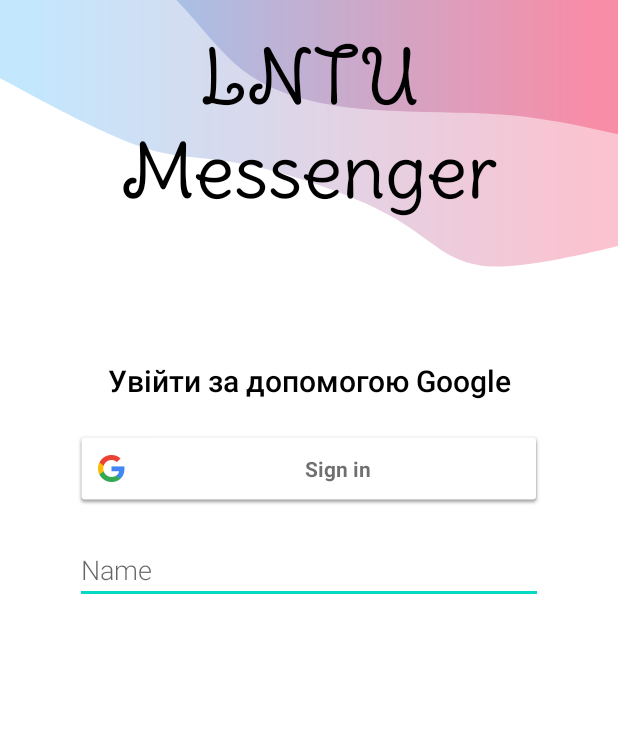
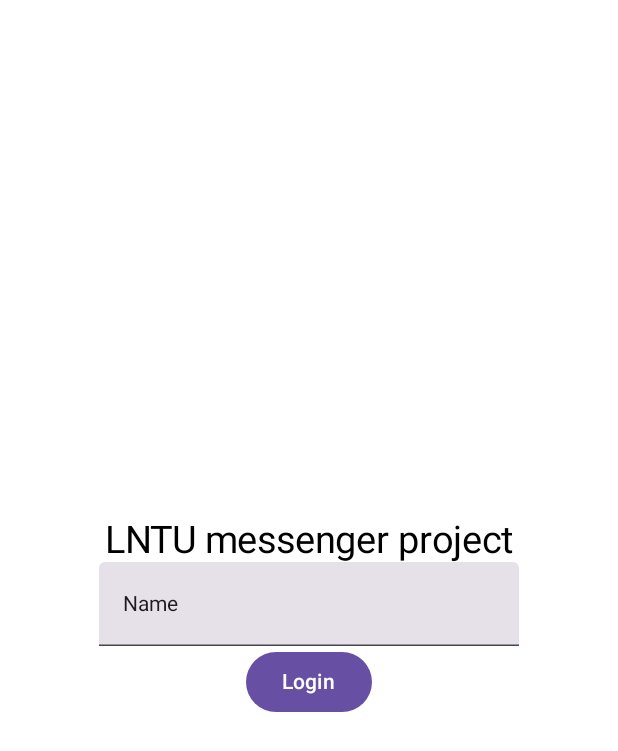
Before and after one commit to mkikets99/LNTU-Messeger-Project, an Android app built with Jetpack Compose: the screen it shows after launch (MainActivity), on a phone screen of 412 x 824 dp. Shown: the top 751 px of the screen. Run offline under Robolectric (Android 15) with nearby library versions, the phone set to English and light mode, and no system bars; our stand-ins replace Firebase (no records; nobody signed in at launch, a user with empty details on screens opened directly).

```diff
--- a/app/build.gradle.kts
+++ b/app/build.gradle.kts
@@ -52,10 +52,13 @@ android {
     viewBinding {
         enable = true
     }
+
 }
 
 dependencies {
+    val nav_version = "2.8.4"
 
+    implementation("androidx.navigation:navigation-compose:$nav_version")
     implementation(libs.androidx.core.ktx)
     implementation(libs.androidx.appcompat)
     implementation(libs.material)
--- /dev/null
+++ b/app/src/main/java/com/github/mkikets99/lntumessengerproject/views/AuthViews.kt
@@ -0,0 +1,36 @@
+package com.github.mkikets99.lntumessengerproject
+
+import androidx.compose.foundation.layout.Arrangement
+import androidx.compose.foundation.layout.Column
+import androidx.compose.foundation.layout.fillMaxSize
+import androidx.compose.material3.Button
+import androidx.compose.material3.Text
+import androidx.compose.material3.TextField
+import androidx.compose.runtime.Composable
+import androidx.compose.runtime.getValue
+import androidx.compose.runtime.mutableStateOf
+import androidx.compose.runtime.remember
+import androidx.compose.runtime.setValue
+import androidx.compose.ui.Alignment
+import androidx.compose.ui.Modifier
+import androidx.compose.ui.unit.sp
+import androidx.navigation.NavController
+
+@Composable
+fun authActivity(navController: NavController){
+    Column (Modifier.fillMaxSize(),
+        horizontalAlignment = Alignment.CenterHorizontally,
+        verticalArrangement = Arrangement.Center) {
+        Text(text = "LNTU messenger project",
+            fontSize = 25.sp)
+        var Name by remember { mutableStateOf("Name") }
+        TextField(
+            value = Name,
+            onValueChange = { newname -> Name = newname
+            })
+
+        Button(onClick = {
+            navController.navigate("MainList")
+        }) { Text(text = "Login") }
+    }
+}
--- a/app/src/main/java/com/github/mkikets99/lntumessengerproject/views/MainActivity.kt
+++ b/app/src/main/java/com/github/mkikets99/lntumessengerproject/views/MainActivity.kt
@@ -6,8 +6,14 @@ import android.os.Bundle
 import android.util.Log
 import android.widget.EditText
 import android.widget.Toast
+import androidx.activity.compose.setContent
+import androidx.activity.enableEdgeToEdge
 import androidx.activity.result.contract.ActivityResultContracts
 import androidx.appcompat.app.AppCompatActivity
+import androidx.navigation.compose.NavHost
+import androidx.navigation.compose.composable
+import androidx.navigation.compose.rememberNavController
+import com.github.mkikets99.lntumessengerproject.authActivity
 import com.github.mkikets99.lntumessengerproject.classes.User
 import com.github.mkikets99.lntumessengerproject.databinding.AuthorizationLayoutBinding
 import com.github.mkikets99.lntumessengerproject.services.FirebaseService
@@ -34,37 +40,18 @@ class MainActivity : AppCompatActivity() {
 
     override fun onCreate(savedInstanceState: Bundle?) {
         super.onCreate(savedInstanceState)
-
-        binding = AuthorizationLayoutBinding.inflate(layoutInflater)
-        setContentView(binding.root)
-        FirebaseService.instance.init(this)
-        sharedPref = this.getSharedPreferences("settings", MODE_PRIVATE)
-        // Initialize Firebase Auth
-        naming = binding.nameField
-        if(sharedPref.contains("username")){
-            naming.text.append(sharedPref.getString("username",""))
+        enableEdgeToEdge()
+        setContent {
+            val navController = rememberNavController()
+            NavHost(navController = navController, startDestination = "AuthActivity", builder = {
+                composable("AuthActivity"){
+                    authActivity(navController)
+                }
+                composable("MainList"){
+                    MainList(navController)
+                }
+            })
         }
-
-        // Set the Google sign-in button click listener
-        binding.googleButton.setOnClickListener {
-                signInWithGoogle()
-
-                Toast.makeText(this,"Test",Toast.LENGTH_LONG).show()
-            }
-//        setContent {
-//            LNTUMessengerProjectTheme {
-//                Scaffold(modifier = Modifier.fillMaxSize()) { innerPadding ->
-////                    Greeting(
-////                        name = "Android",
-////                        modifier = Modifier.padding(innerPadding)
-////                    )
-//                    TestMessenger(Modifier.padding(innerPadding))
-//                }
-//            }
-//        }
-//        test(param1 = "MyName") {
-//            Log.d("MyTag","")
-//        }
     }
 
     public override fun onStart() {
--- /dev/null
+++ b/app/src/main/java/com/github/mkikets99/lntumessengerproject/views/MainList.kt
@@ -0,0 +1,10 @@
+package com.github.mkikets99.lntumessengerproject.views
+
+import androidx.compose.material3.Text
+import androidx.compose.runtime.Composable
+import androidx.navigation.NavController
+
+@Composable
+fun MainList (navController: NavController){
+    Text(text = "flfkfk")
+}
```
